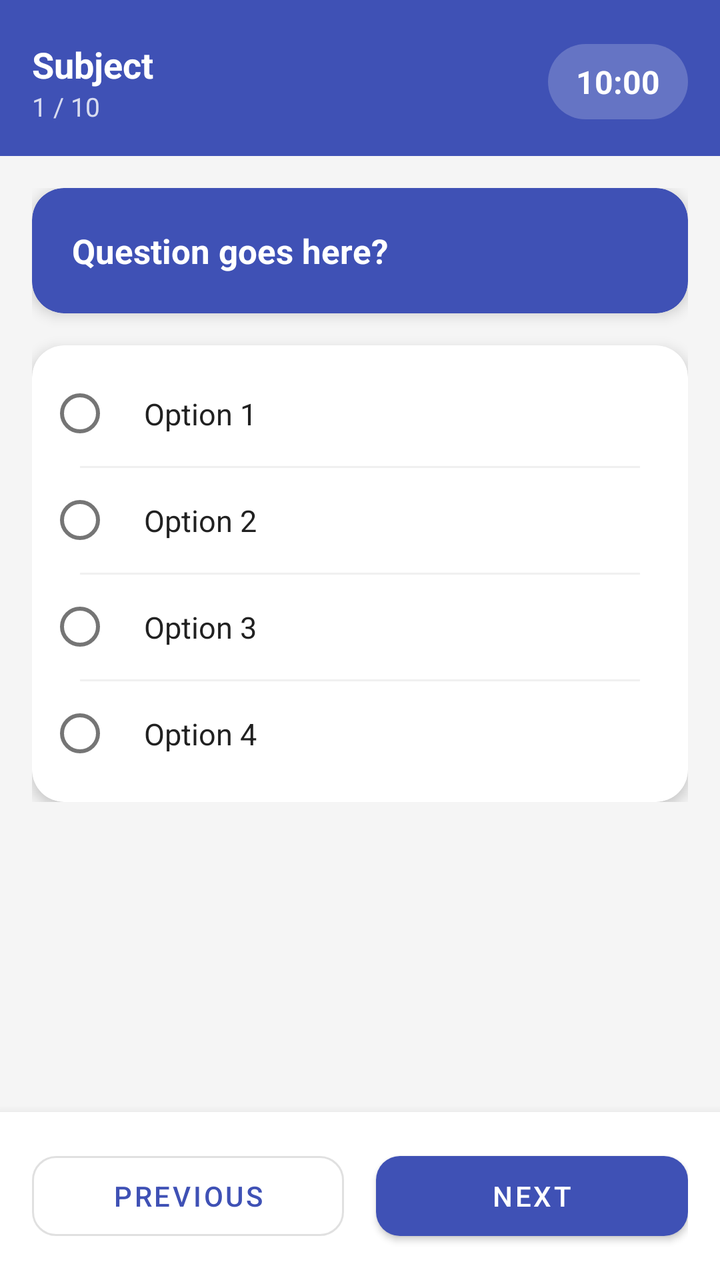
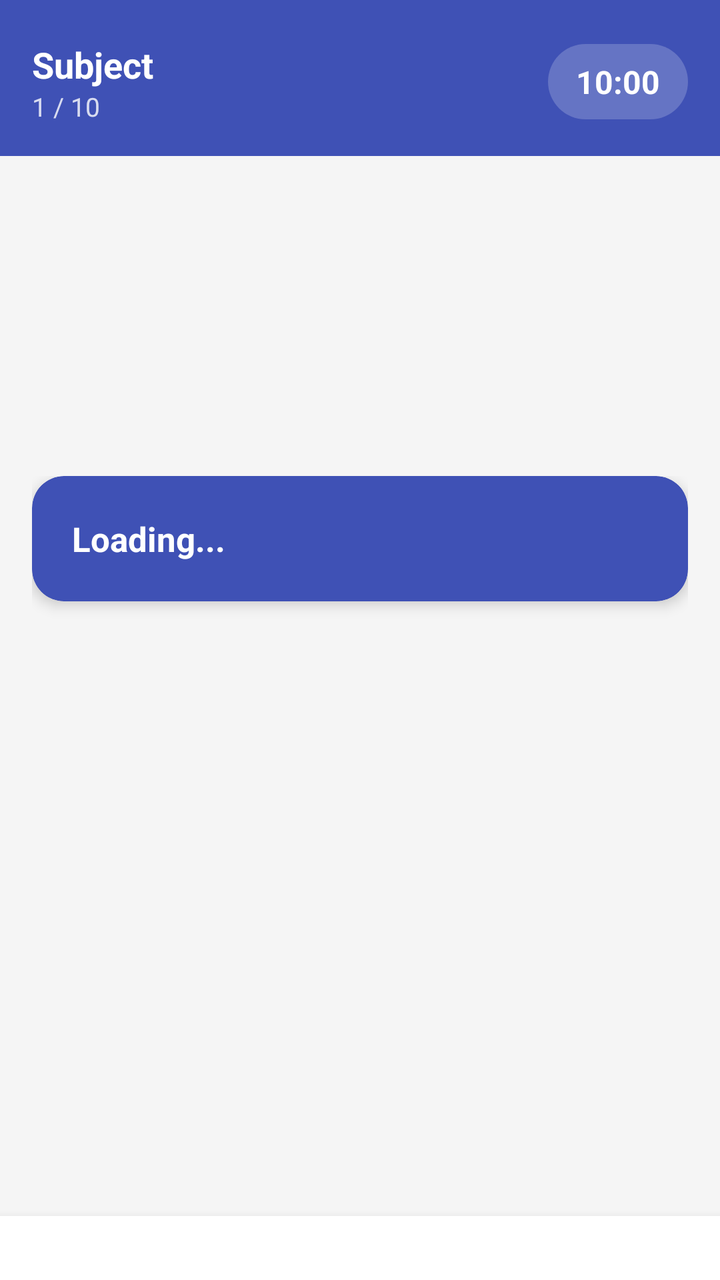

Two renders of the same Android screen: before a commit and after it. Below are the layout's source before the change and the commit's diff.
<!-- AndroidManifest.xml: application theme Theme.QuizApp -->
<!-- res/layout/activity_quiz.xml -->
<?xml version="1.0" encoding="utf-8"?>
<LinearLayout xmlns:android="http://schemas.android.com/apk/res/android"
    xmlns:app="http://schemas.android.com/apk/res-auto"
    android:layout_width="match_parent"
    android:layout_height="match_parent"
    android:background="@color/background"
    android:fitsSystemWindows="true"
    android:orientation="vertical">

    <LinearLayout
        android:layout_width="match_parent"
        android:layout_height="wrap_content"
        android:background="@color/primary"
        android:gravity="center_vertical"
        android:orientation="horizontal"
        android:paddingStart="16dp"
        android:paddingTop="20dp"
        android:paddingEnd="16dp"
        android:paddingBottom="16dp">

        <LinearLayout
            android:layout_width="0dp"
            android:layout_height="wrap_content"
            android:layout_weight="1"
            android:orientation="vertical">

            <TextView
                android:id="@+id/tvSubject"
                android:layout_width="wrap_content"
                android:layout_height="wrap_content"
                android:text="Subject"
                android:textColor="@android:color/white"
                android:textSize="18sp"
                android:textStyle="bold" />

            <TextView
                android:id="@+id/tvProgress"
                android:layout_width="wrap_content"
                android:layout_height="wrap_content"
                android:text="1 / 10"
                android:textColor="#CCFFFFFF"
                android:textSize="13sp" />
        </LinearLayout>

        <TextView
            android:id="@+id/tvTimer"
            android:layout_width="wrap_content"
            android:layout_height="wrap_content"
            android:background="@drawable/timer_bg"
            android:paddingStart="14dp"
            android:paddingTop="8dp"
            android:paddingEnd="14dp"
            android:paddingBottom="8dp"
            android:text="10:00"
            android:textColor="@android:color/white"
            android:textSize="16sp"
            android:textStyle="bold" />
    </LinearLayout>

    <ScrollView
        android:layout_width="match_parent"
        android:layout_height="0dp"
        android:layout_weight="1"
        android:clipToPadding="false"
        android:padding="16dp">

        <LinearLayout
            android:layout_width="match_parent"
            android:layout_height="wrap_content"
            android:orientation="vertical">

            <androidx.cardview.widget.CardView
                android:layout_width="match_parent"
                android:layout_height="wrap_content"
                android:layout_marginBottom="16dp"
                app:cardBackgroundColor="@color/primary"
                app:cardCornerRadius="16dp"
                app:cardElevation="4dp">

                <TextView
                    android:id="@+id/tvQuestion"
                    android:layout_width="match_parent"
                    android:layout_height="wrap_content"
                    android:lineSpacingExtra="4dp"
                    android:padding="20dp"
                    android:text="Question goes here?"
                    android:textColor="@android:color/white"
                    android:textSize="17sp"
                    android:textStyle="bold" />
            </androidx.cardview.widget.CardView>

            <androidx.cardview.widget.CardView
                android:layout_width="match_parent"
                android:layout_height="wrap_content"
                app:cardCornerRadius="16dp"
                app:cardElevation="4dp">

                <RadioGroup
                    android:id="@+id/radioGroup"
                    android:layout_width="match_parent"
                    android:layout_height="wrap_content"
                    android:orientation="vertical"
                    android:padding="8dp">

                    <RadioButton
                        android:id="@+id/rbOption1"
                        style="@style/OptionRadioButton"
                        android:text="Option 1" />

                    <View
                        android:layout_width="match_parent"
                        android:layout_height="1dp"
                        android:layout_marginStart="16dp"
                        android:layout_marginEnd="16dp"
                        android:background="#F0F0F0" />

                    <RadioButton
                        android:id="@+id/rbOption2"
                        style="@style/OptionRadioButton"
                        android:text="Option 2" />

                    <View
                        android:layout_width="match_parent"
                        android:layout_height="1dp"
                        android:layout_marginStart="16dp"
                        android:layout_marginEnd="16dp"
                        android:background="#F0F0F0" />

                    <RadioButton
                        android:id="@+id/rbOption3"
                        style="@style/OptionRadioButton"
                        android:text="Option 3" />

                    <View
                        android:layout_width="match_parent"
                        android:layout_height="1dp"
                        android:layout_marginStart="16dp"
                        android:layout_marginEnd="16dp"
                        android:background="#F0F0F0" />

                    <RadioButton
                        android:id="@+id/rbOption4"
                        style="@style/OptionRadioButton"
                        android:text="Option 4" />

                </RadioGroup>
            </androidx.cardview.widget.CardView>

        </LinearLayout>
    </ScrollView>

    <LinearLayout
        android:layout_width="match_parent"
        android:layout_height="wrap_content"
        android:background="@android:color/white"
        android:elevation="8dp"
        android:gravity="center_vertical"
        android:orientation="horizontal"
        android:padding="16dp">

        <com.google.android.material.button.MaterialButton
            android:id="@+id/btnPrev"
            style="@style/Widget.MaterialComponents.Button.OutlinedButton"
            android:layout_width="0dp"
            android:layout_height="52dp"
            android:layout_marginEnd="8dp"
            android:layout_weight="1"
            android:text="Previous"
            android:textSize="14sp"
            app:cornerRadius="12dp" />

        <com.google.android.material.button.MaterialButton
            android:id="@+id/btnNext"
            android:layout_width="0dp"
            android:layout_height="52dp"
            android:layout_marginStart="8dp"
            android:layout_weight="1"
            android:text="Next"
            android:textSize="14sp"
            app:cornerRadius="12dp" />
    </LinearLayout>

</LinearLayout>
<!-- resources referenced by this layout -->
<resources>
  <color name="background">#F5F5F5</color>
  <color name="primary">#3F51B5</color>
  <!-- drawable timer_bg (drawable) -->
  <?xml version="1.0" encoding="utf-8"?>
  <shape xmlns:android="http://schemas.android.com/apk/res/android"
      android:shape="rectangle">
      <solid android:color="#33FFFFFF" />
      <corners android:radius="20dp" />
  </shape>
  <style name="OptionRadioButton" parent="Widget.AppCompat.CompoundButton.RadioButton">
          <item name="android:layout_width">match_parent</item>
          <item name="android:layout_height">wrap_content</item>
          <item name="android:padding">16dp</item>
          <item name="android:textSize">15sp</item>
          <item name="android:textColor">@color/text_primary</item>
      </style>
  <style name="Theme.QuizApp" parent="Theme.MaterialComponents.Light.DarkActionBar">
          <item name="colorPrimary">@color/primary</item>
          <item name="colorPrimaryDark">@color/primary_dark</item>
          <item name="colorAccent">@color/accent</item>
  
          <item name="android:windowBackground">@color/background</item>
          <item name="android:statusBarColor">@color/primary_dark</item>
  
          <item name="windowActionBar">true</item>
          <item name="windowNoTitle">false</item>
      </style>
  <color name="text_primary">#212121</color>
  <color name="primary_dark">#303F9F</color>
  <color name="accent">#FF4081</color>
</resources>

<!-- the commit's change to res/layout/activity_quiz.xml (unified diff, before → after) -->
@@ -7,6 +7,7 @@
     android:fitsSystemWindows="true"
     android:orientation="vertical">
 
+    
     <LinearLayout
         android:layout_width="match_parent"
         android:layout_height="wrap_content"
@@ -57,6 +58,18 @@
             android:textStyle="bold" />
     </LinearLayout>
 
+    
+    <ProgressBar
+        android:id="@+id/progressBar"
+        android:layout_width="wrap_content"
+        android:layout_height="wrap_content"
+        android:layout_gravity="center"
+        android:layout_marginTop="48dp"
+        android:layout_marginBottom="48dp"
+        android:visibility="visible"
+        android:layout_weight="0"
+        android:indeterminate="true" />
+
     <ScrollView
         android:layout_width="match_parent"
         android:layout_height="0dp"
@@ -83,7 +96,7 @@
                     android:layout_height="wrap_content"
                     android:lineSpacingExtra="4dp"
                     android:padding="20dp"
-                    android:text="Question goes here?"
+                    android:text="Loading..."
                     android:textColor="@android:color/white"
                     android:textSize="17sp"
                     android:textStyle="bold" />
@@ -100,7 +113,8 @@
                     android:layout_width="match_parent"
                     android:layout_height="wrap_content"
                     android:orientation="vertical"
-                    android:padding="8dp">
+                    android:padding="8dp"
+                    android:visibility="gone">
 
                     <RadioButton
                         android:id="@+id/rbOption1"
@@ -167,6 +181,7 @@
             android:layout_weight="1"
             android:text="Previous"
             android:textSize="14sp"
+            android:visibility="gone"
             app:cornerRadius="12dp" />
 
         <com.google.android.material.button.MaterialButton
@@ -177,6 +192,7 @@
             android:layout_weight="1"
             android:text="Next"
             android:textSize="14sp"
+            android:visibility="gone"
             app:cornerRadius="12dp" />
     </LinearLayout>
 
